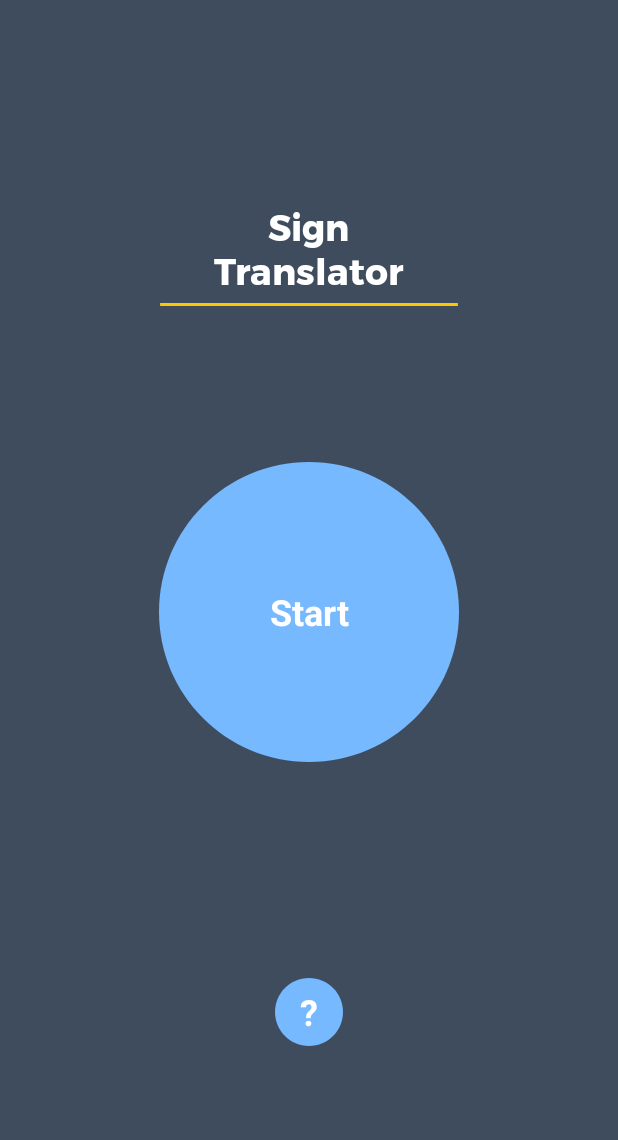
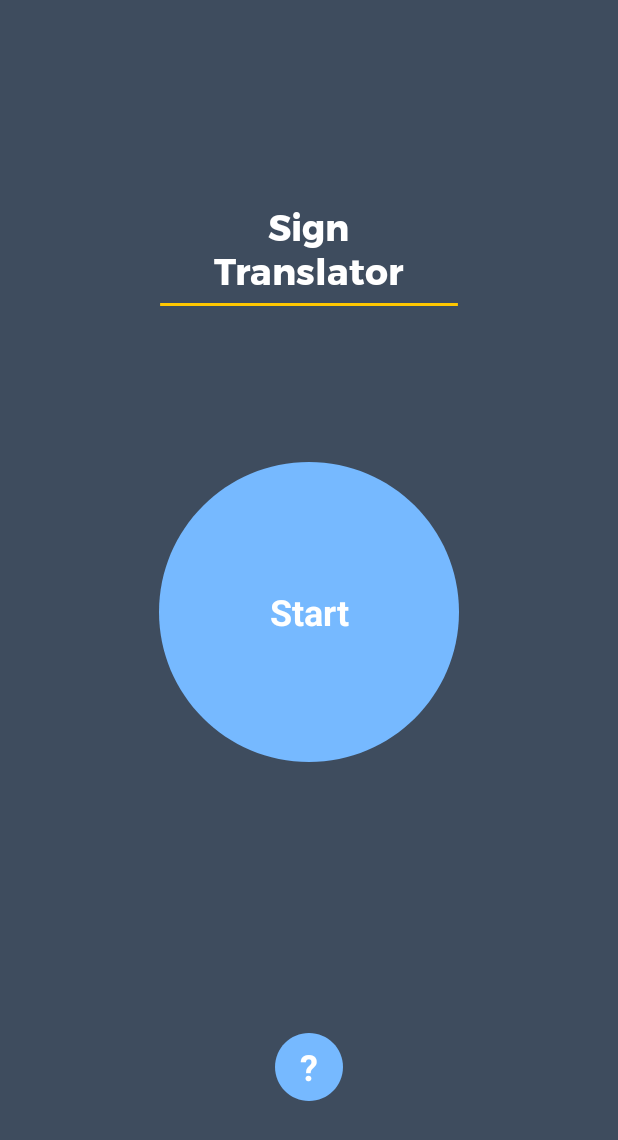
Before and after one commit to joro2404/SignTranslator, an Android app: the screen it shows after launch (HomeActivity), on a phone screen of 412 x 824 dp. Shown: the top 1140 px of the screen. Run offline under Robolectric (Android 15) with nearby library versions, the phone set to English and light mode, and no system bars.

Commit message:
button centered

```diff
--- a/SignRecogApp/app/src/main/res/layout/activity_home.xml
+++ b/SignRecogApp/app/src/main/res/layout/activity_home.xml
@@ -2,7 +2,6 @@
 <androidx.constraintlayout.widget.ConstraintLayout
     xmlns:android="http://schemas.android.com/apk/res/android"
     xmlns:app="http://schemas.android.com/apk/res-auto"
-    xmlns:tools="http://schemas.android.com/tools"
     android:layout_width="match_parent"
     android:layout_height="match_parent"
     android:background="@drawable/android_1">
@@ -38,8 +37,6 @@
         android:layout_height="200dp"
         android:layout_marginTop="50dp"
         android:background="@drawable/ellipse_2"
-        android:elevation="4dp"
-        android:gravity="center"
         android:text="@string/start"
         android:textAppearance="@style/start"
         app:layout_constraintBottom_toBottomOf="parent"
@@ -52,12 +49,12 @@
         android:id="@+id/infoButton"
         android:layout_width="45dp"
         android:layout_height="45dp"
-        android:layout_marginTop="144dp"
+        android:layout_marginBottom="90dp"
         android:background="@drawable/ellipse_1"
         android:text="@string/some_id"
         android:textAppearance="@style/some_id"
         app:layout_constraintLeft_toLeftOf="parent"
         app:layout_constraintRight_toRightOf="parent"
-        app:layout_constraintTop_toBottomOf="@id/cameraButton" />
+        app:layout_constraintBottom_toBottomOf="parent" />
 
 </androidx.constraintlayout.widget.ConstraintLayout>
--- a/SignRecogApp/app/src/main/res/layout/activity_info.xml
+++ b/SignRecogApp/app/src/main/res/layout/activity_info.xml
@@ -35,13 +35,13 @@
         android:id="@+id/back_button"
         android:layout_width="45dp"
         android:layout_height="45dp"
-        android:layout_marginTop="160dp"
+        android:layout_marginBottom="90dp"
         android:background="@drawable/ellipse_1"
-        android:text="@string/back_button"
+        android:text="◁ "
         android:textAppearance="@style/some_id"
         app:layout_constraintLeft_toLeftOf="parent"
         app:layout_constraintRight_toRightOf="parent"
-        app:layout_constraintTop_toBottomOf="@id/header_elip" />
+        app:layout_constraintBottom_toBottomOf="parent" />
 
 
 </androidx.constraintlayout.widget.ConstraintLayout>
```
